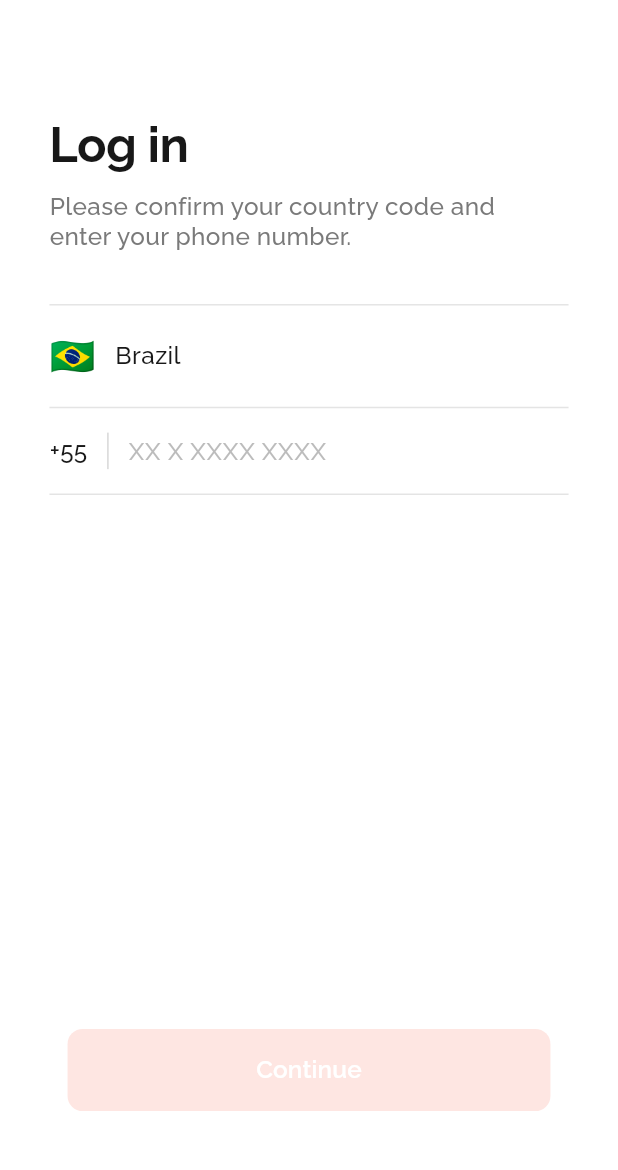
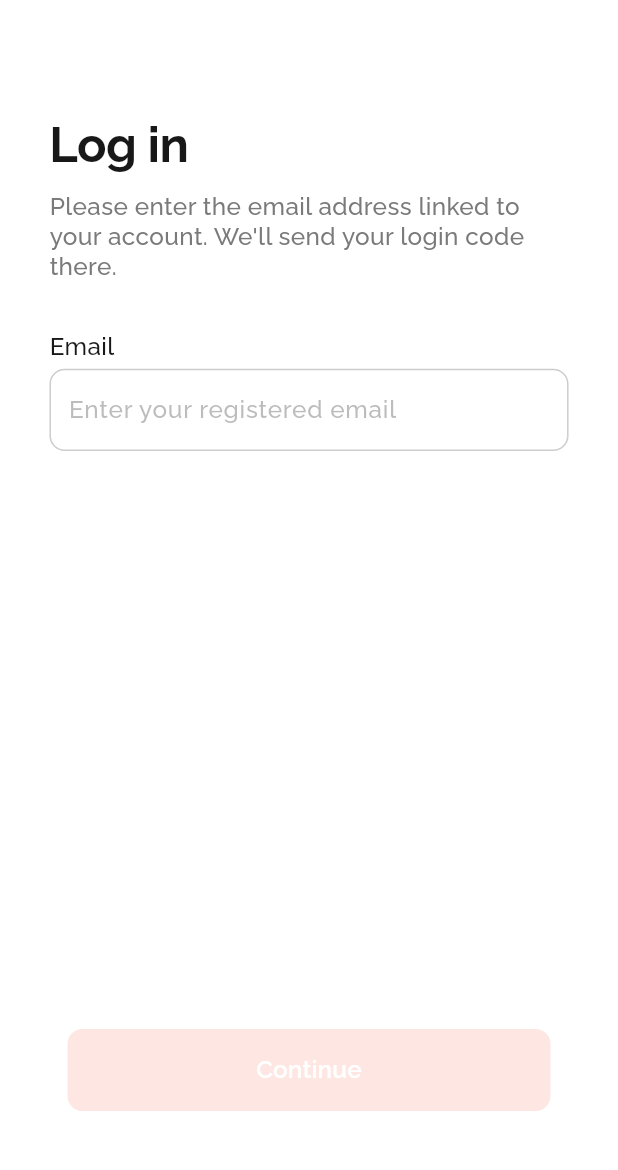
Before and after one commit to emrebykdr/figmaMeTime, a Flutter app: the LoginPhone screen opened directly, on a phone screen of 412 x 824 dp, the part 64-1234 px from its top. Run offline on Flutter 3.47's test engine with Material 3 defaults, Android fonts, the phone set to English and light mode, and no system bars; our stand-ins replace cloud_firestore, firebase_core, flutter_svg, shared_preferences; accounts and stored records are empty; generated files the repository leaves out were written again.

Commit message:
Giris kodu artik Gmail uzerinden gonderiliyor: giris ekrani telefon yerine email istiyor, admin panelinde kod 10 dk'da bir otomatik yenileniyor; hesap engeli oturum acikken de canli kontrol ediliyor

```diff
--- a/lib/pages/login_phone.dart
+++ b/lib/pages/login_phone.dart
@@ -29,42 +29,76 @@ class LoginPhone extends StatefulWidget {
 }
 
 class _LoginPhoneState extends State<LoginPhone> {
-  final _phoneController = TextEditingController();
+  final _emailController = TextEditingController();
+  static final _emailRegex = RegExp(r'^[^@\s]+@[^@\s]+\.[^@\s]+$');
 
-  final List<Map<String, String>> _countries = [
-    {'name': 'Brazil', 'code': '+55', 'flag': '🇧🇷'},
-    {'name': 'Turkey', 'code': '+90', 'flag': '🇹🇷'},
-    {'name': 'United States', 'code': '+1', 'flag': '🇺🇸'},
-    {'name': 'United Kingdom', 'code': '+44', 'flag': '🇬🇧'},
-    {'name': 'Germany', 'code': '+49', 'flag': '🇩🇪'},
-    {'name': 'France', 'code': '+33', 'flag': '🇫🇷'},
-  ];
-
-  late Map<String, String> _selectedCountry;
-
-  bool _isPhoneValid = false;
+  bool _isEmailValid = false;
+  bool _isChecking = false;
   String? _errorText;
 
   @override
   void initState() {
     super.initState();
-    _selectedCountry = _countries[0];
-    _phoneController.addListener(_onPhoneChanged);
+    _emailController.addListener(_onEmailChanged);
   }
 
-  void _onPhoneChanged() {
-    final digits = _phoneController.text.replaceAll(RegExp(r'\D'), '');
+  void _onEmailChanged() {
     setState(() {
-      _isPhoneValid = digits.length >= 7;
+      _isEmailValid = _emailRegex.hasMatch(_emailController.text.trim());
       _errorText = null;
     });
   }
 
   @override
   void dispose() {
-    _phoneController.removeListener(_onPhoneChanged);
-    _phoneController.dispose();
+    _emailController.removeListener(_onEmailChanged);
+    _emailController.dispose();
     super.dispose();
+  }
+
+  Future<void> _onContinue() async {
+    final email = _emailController.text.trim();
+    setState(() {
+      _isChecking = true;
+    });
+
+    final userData = await UserService().getUserByEmail(email);
+    if (!mounted) return;
+
+    if (userData == null) {
+      setState(() {
+        _isChecking = false;
+        _errorText = 'No account found with this email';
+      });
+      return;
+    }
+
+    if (userData['accountBlocked'] == true) {
+      setState(() {
+        _isChecking = false;
+        _errorText = 'This account has been blocked. Please contact the salon.';
+      });
+      return;
+    }
+
+    final phone = userData['phone'] as String?;
+    setState(() {
+      _isChecking = false;
+    });
+
+    Navigator.push(
+      context,
+      MaterialPageRoute(
+        builder: (_) => LoginPhoneCode(
+          phoneNumber: phone ?? '',
+          professional: widget.professional,
+          noPreference: widget.noPreference,
+          selectedService: widget.selectedService,
+          selectedPrice: widget.selectedPrice,
+          skipToMain: widget.skipToMain,
+        ),
+      ),
+    );
   }
 
   @override
@@ -86,11 +120,12 @@ class _LoginPhoneState extends State<LoginPhone> {
               SizedBox(height: r.h(10)),
               _buildSubtitle(r),
               SizedBox(height: r.h(35)),
-              _buildDivider(),
-              _buildCountrySelector(r),
-              _buildDivider(),
-              _buildPhoneInput(r),
-              _buildDivider(),
+              AppTextField(
+                label: 'Email',
+                hint: 'Enter your registered email',
+                controller: _emailController,
+                keyboardType: TextInputType.emailAddress,
+              ),
               if (_errorText != null) ...[
                 SizedBox(height: r.h(8)),
                 Text(
@@ -151,7 +186,8 @@ class _LoginPhoneState extends State<LoginPhone> {
 
   Widget _buildSubtitle(Responsive r) {
     return Text(
-      'Please confirm your country code and\nenter your phone number.',
+      'Please enter the email address linked to\nyour account. '
+      "We'll send your login code there.",
       style: TextStyle(fontFamily: 'Raleway',
         fontWeight: FontWeight.w500,
         fontSize: r.sp(16),
@@ -161,113 +197,13 @@ class _LoginPhoneState extends State<LoginPhone> {
     );
   }
 
-  Widget _buildCountrySelector(Responsive r) {
-    return GestureDetector(
-      onTap: () => _showCountryPicker(r),
-      child: Padding(
-        padding: EdgeInsets.symmetric(vertical: r.h(16)),
-        child: Row(
-          children: [
-            Text(
-              _selectedCountry['flag']!,
-              style: TextStyle(fontSize: r.sp(24)),
-            ),
-            SizedBox(width: r.w(12)),
-            Text(
-              _selectedCountry['name']!,
-              style: TextStyle(fontFamily: 'Raleway',
-                fontWeight: FontWeight.w500,
-                fontSize: r.sp(16),
-                color: AppColors.almostBlack,
-              ),
-            ),
-            const Spacer(),
-          ],
-        ),
-      ),
-    );
-  }
-
-  Widget _buildPhoneInput(Responsive r) {
-    return Padding(
-      padding: EdgeInsets.symmetric(vertical: r.h(16)),
-      child: Row(
-        children: [
-          Text(
-            _selectedCountry['code']!,
-            style: TextStyle(fontFamily: 'Raleway',
-              fontWeight: FontWeight.w500,
-              fontSize: r.sp(16),
-              color: AppColors.almostBlack,
-            ),
-          ),
-          SizedBox(width: r.w(12)),
-          Container(
-            width: 1,
-            height: r.h(24),
-            color: AppColors.tertiary.withValues(alpha: 0.3),
-          ),
-          SizedBox(width: r.w(12)),
-          Expanded(
-            child: PhoneTextField(
-              controller: _phoneController,
-              countryCode: _selectedCountry['code']!,
-            ),
-          ),
-        ],
-      ),
-    );
-  }
-
-  Widget _buildDivider() {
-    return Divider(
-      color: AppColors.tertiary.withValues(alpha: 0.2),
-      height: 1,
-    );
-  }
-
   Widget _buildContinueButton(Responsive r) {
     return Center(
       child: SizedBox(
         width: r.w(293),
         height: r.h(54),
         child: ElevatedButton(
-          onPressed: _isPhoneValid
-              ? () async {
-                  final phone = '${_selectedCountry['code']} ${_phoneController.text}';
-                  final exists = await UserService().phoneExists(phone);
-                  if (!mounted) return;
-                  if (!exists) {
-                    setState(() {
-                      _errorText = 'No account found with this phone number';
-                    });
-                    return;
-                  }
-                  // Admin panelinden "Hesabı Engelle" ile işaretlenmiş
-                  // (users/{id}.accountBlocked == true) kullanıcılar giriş yapamaz.
-                  final userData = await UserService().getUserByPhone(phone);
-                  if (!mounted) return;
-                  if (userData?['accountBlocked'] == true) {
-                    setState(() {
-                      _errorText = 'This account has been blocked. Please contact the salon.';
-                    });
-                    return;
-                  }
-                  Navigator.push(
-                    context,
-                    MaterialPageRoute(
-                      builder: (_) => LoginPhoneCode(
-                        phoneNumber: phone,
-                        professional: widget.professional,
-                        noPreference: widget.noPreference,
-                        selectedService: widget.selectedService,
-                        selectedPrice: widget.selectedPrice,
-                        isSignUp: widget.skipToMain,
-                      ),
-                    ),
-                  );
-                }
-              : null,
+          onPressed: _isEmailValid && !_isChecking ? _onContinue : null,
           style: ElevatedButton.styleFrom(
             backgroundColor: AppColors.primary,
             disabledBackgroundColor: AppColors.primary.withValues(alpha: 0.5),
@@ -288,44 +224,4 @@ class _LoginPhoneState extends State<LoginPhone> {
       ),
     );
   }
-
-  void _showCountryPicker(Responsive r) {
-    showModalBottomSheet(
-      context: context,
-      backgroundColor: AppColors.white,
-      shape: RoundedRectangleBorder(
-        borderRadius: BorderRadius.vertical(top: Radius.circular(r.r(16))),
-      ),
-      builder: (_) {
-        return ListView.builder(
-          shrinkWrap: true,
-          itemCount: _countries.length,
-          itemBuilder: (context, index) {
-            final country = _countries[index];
-            return ListTile(
-              leading: Text(
-                country['flag']!,
-                style: TextStyle(fontSize: r.sp(24)),
-              ),
-              title: Text(
-                '${country['name']} (${country['code']})',
-                style: TextStyle(fontFamily: 'Raleway',
-                  fontWeight: FontWeight.w500,
-                  fontSize: r.sp(16),
-                  color: AppColors.almostBlack,
-                ),
-              ),
-              onTap: () {
-                setState(() {
-                  _selectedCountry = country;
-                  _phoneController.clear();
-                });
-                Navigator.pop(context);
-              },
-            );
-          },
-        );
-      },
-    );
-  }
 }
--- a/lib/pages/login_phone_code.dart
+++ b/lib/pages/login_phone_code.dart
@@ -15,6 +15,11 @@ class LoginPhoneCode extends StatefulWidget {
   final Map<String, dynamic>? professional;
   final bool noPreference;
   final bool isSignUp;
+  // Kod doğrulandıktan sonra doğrudan MainPage'e gidilsin mi (booking akışı
+  // seçimini atla). isSignUp'tan bağımsız: gerçek hesabı olan bir kullanıcı
+  // "Skip" ile buraya gelebilir, bu durumda demo kod değil kendi gerçek
+  // (email'e gönderilen) kodunu girmesi gerekir, sadece varış sayfası değişir.
+  final bool skipToMain;
   final String selectedService;
   final String selectedPrice;
 
@@ -24,6 +29,7 @@ class LoginPhoneCode extends StatefulWidget {
     this.professional,
     this.noPreference = false,
     this.isSignUp = false,
+    this.skipToMain = false,
     this.selectedService = 'Basic Manicure',
     this.selectedPrice = '\$30',
   });
@@ -33,14 +39,17 @@ class LoginPhoneCode extends StatefulWidget {
 }
 
 class _LoginPhoneCodeState extends State<LoginPhoneCode> {
-  final List<TextEditingController> _controllers =
-      List.generate(5, (_) => TextEditingController());
+  final List<TextEditingController> _controllers = List.generate(
+    5,
+    (_) => TextEditingController(),
+  );
   final List<FocusNode> _focusNodes = List.generate(5, (_) => FocusNode());
 
   late Timer _timer;
   int _remainingSeconds = 20;
 
   String? _expectedCode;
+  String? _userEmail;
   String? _errorText;
   StreamSubscription<Map<String, dynamic>?>? _userSub;
 
@@ -51,15 +60,19 @@ class _LoginPhoneCodeState extends State<LoginPhoneCode> {
     _listenForExpectedCode();
   }
 
-  // Admin panelinden (kullanici-detay.html -> "Kod Oluştur") üretilen kod,
-  // users/{id}.loginCode alanında tutuluyor. Tek seferlik sorgu yerine canlı
-  // dinleniyor: kullanıcı bu ekrandayken admin kodu yeniden oluşturursa,
-  // ekran yeniden açılmadan _expectedCode anında güncellenir.
+  // Admin panelinden (kullanici-detay.html -> "Kod Oluştur") üretilen kod
+  // artık kullanıcının email adresine gönderiliyor (Gmail API), SMS değil.
+  // Tek seferlik sorgu yerine canlı dinleniyor: kullanıcı bu ekrandayken
+  // admin kodu yeniden oluşturursa, ekran yeniden açılmadan _expectedCode
+  // anında güncellenir.
   void _listenForExpectedCode() {
-    _userSub = UserService().watchUserByPhone(widget.phoneNumber).listen((userData) {
+    _userSub = UserService().watchUserByPhone(widget.phoneNumber).listen((
+      userData,
+    ) {
       if (!mounted) return;
       setState(() {
         _expectedCode = userData?['loginCode'] as String?;
+        _userEmail = userData?['email'] as String?;
       });
     });
   }
@@ -132,7 +145,7 @@ class _LoginPhoneCodeState extends State<LoginPhoneCode> {
 
     await UserService().loginUser(phone: widget.phoneNumber);
     if (!mounted) return;
-    if (widget.isSignUp) {
+    if (widget.isSignUp || widget.skipToMain) {
       Navigator.pushAndRemoveUntil(
         context,
         MaterialPageRoute(builder: (_) => const MainPage()),
@@ -141,10 +154,12 @@ class _LoginPhoneCodeState extends State<LoginPhoneCode> {
     } else if (widget.noPreference) {
       Navigator.pushReplacement(
         context,
-        MaterialPageRoute(builder: (_) => NoPreference(
-          selectedService: widget.selectedService,
-          selectedPrice: widget.selectedPrice,
-        )),
+        MaterialPageRoute(
+          builder: (_) => NoPreference(
+            selectedService: widget.selectedService,
+            selectedPrice: widget.selectedPrice,
+          ),
+        ),
       );
     } else {
       final pro = widget.professional;
@@ -243,6 +258,21 @@ class _LoginPhoneCodeState extends State<LoginPhoneCode> {
   }
 
   Widget _buildSubtitle(Responsive r) {
+    // Kayıt akışında (isSignUp) henüz gönderilen gerçek bir kod yok (bkz.
+    // _checkCode'daki demo kod notu), bu yüzden farklı bir metin gösteriliyor.
+    if (widget.isSignUp) {
+      return Text(
+        'Enter the demo code below to complete your registration.',
+        style: TextStyle(
+          fontFamily: 'Raleway',
+          fontWeight: FontWeight.w500,
+          fontSize: r.sp(16),
+          height: 1.25,
+          color: AppColors.tertiary,
+        ),
+      );
+    }
+
     return RichText(
       text: TextSpan(
         style: TextStyle(
@@ -253,11 +283,9 @@ class _LoginPhoneCodeState extends State<LoginPhoneCode> {
           color: AppColors.tertiary,
         ),
         children: [
-          const TextSpan(
-            text: "We've sent an SMS with an activation code\nto your phone ",
-          ),
+          const TextSpan(text: "We've sent your login code by email to\n"),
           TextSpan(
-            text: widget.phoneNumber,
+            text: _userEmail ?? 'your registered email',
             style: const TextStyle(
               fontWeight: FontWeight.w500,
               color: AppColors.almostBlack,
```
Also changed, not shown: lib/pages/main_page.dart (+22 -0 lines), lib/services/user_service.dart (+30 -0 lines), 4 other files.
